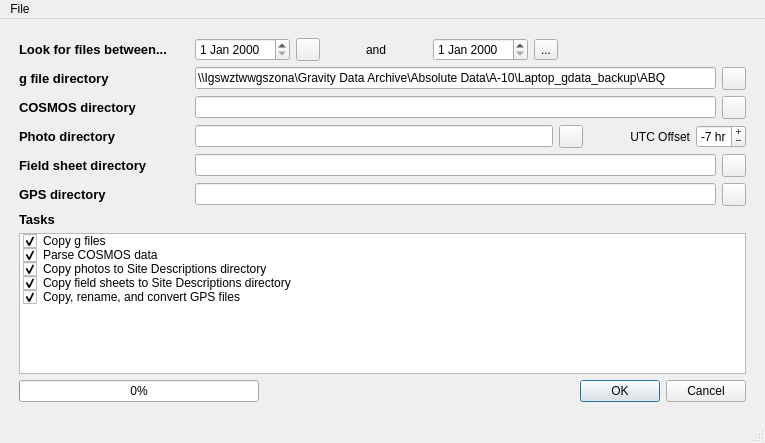
Old version of the form ingestor/ui/ingestor.ui in the repository jkennedy-usgs/sgp-utils.
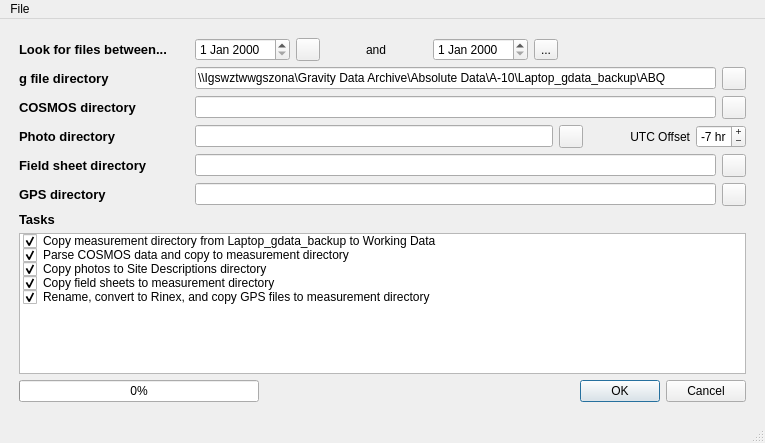
New version of the form. Icons and pictures are not drawn.

Commit message: Added warnings, updated UI labels

Patch:
```diff
--- a/ingestor/ui/ingestor.ui
+++ b/ingestor/ui/ingestor.ui
@@ -555,7 +555,7 @@
             </property>
             <item>
              <property name="text">
-              <string>Copy g files</string>
+              <string>Copy measurement directory from Laptop_gdata_backup to Working Data</string>
              </property>
              <property name="checkState">
               <enum>Checked</enum>
@@ -563,7 +563,7 @@
             </item>
             <item>
              <property name="text">
-              <string>Parse COSMOS data</string>
+              <string>Parse COSMOS data and copy to measurement directory</string>
              </property>
              <property name="checkState">
               <enum>Checked</enum>
@@ -579,7 +579,7 @@
             </item>
             <item>
              <property name="text">
-              <string>Copy field sheets to Site Descriptions directory</string>
+              <string>Copy field sheets to measurement directory</string>
              </property>
              <property name="checkState">
               <enum>Checked</enum>
@@ -587,7 +587,7 @@
             </item>
             <item>
              <property name="text">
-              <string>Copy, rename, and convert GPS files</string>
+              <string>Rename, convert to Rinex, and copy GPS files to measurement directory</string>
              </property>
              <property name="checkState">
               <enum>Checked</enum>
```
The commit also changes 3 other files.
